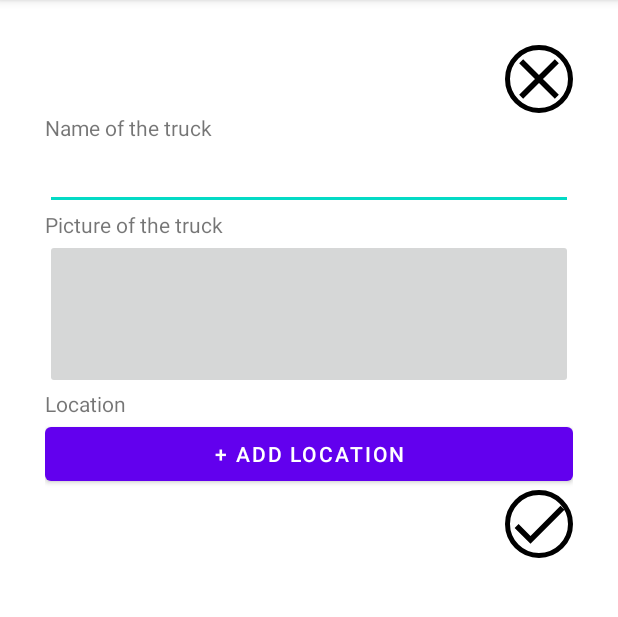
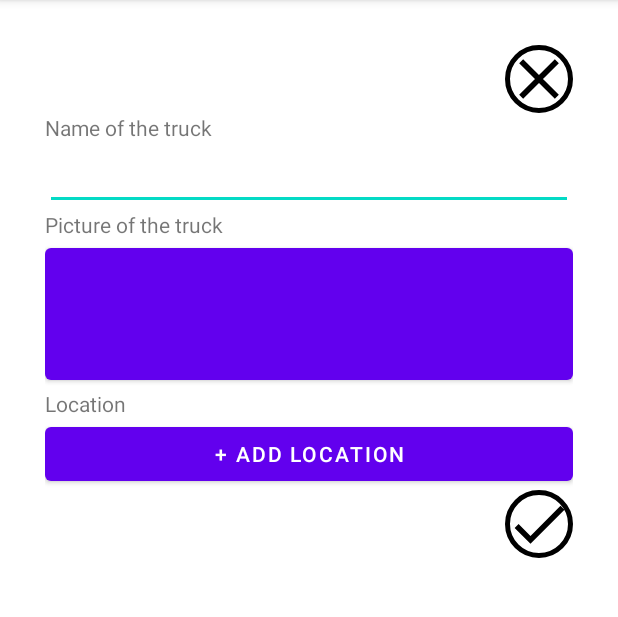
Before and after one commit to utkarshagarwal01/WheresMyTruck, an Android app: the ReportTruckActivity screen opened directly, with no data from a screen before it, on a phone screen of 412 x 824 dp, the part 84-701 px from its top. Run offline under Robolectric (Android 15) with nearby library versions, the phone set to English and light mode, and no system bars.

Commit message:
coding `ReportTruckActivity.java`

```diff
--- a/app/src/main/java/edu/illinois/cs465/wheresmytruck/ReportTruckActivity.java
+++ b/app/src/main/java/edu/illinois/cs465/wheresmytruck/ReportTruckActivity.java
@@ -3,12 +3,32 @@ package edu.illinois.cs465.wheresmytruck;
 import androidx.appcompat.app.AppCompatActivity;
 
 import android.os.Bundle;
+import android.view.View;
+import android.widget.Button;
+import android.widget.EditText;
+import android.widget.ImageButton;
+import android.widget.Toast;
 
 public class ReportTruckActivity extends AppCompatActivity {
+    EditText etTruckName;
+    Button btnAddPic;
+    ImageButton btnSubmit;
 
     @Override
     protected void onCreate(Bundle savedInstanceState) {
         super.onCreate(savedInstanceState);
         setContentView(R.layout.activity_report_truck);
+
+        etTruckName = (EditText) findViewById(R.id.et_add_truck_name);
+        btnAddPic = (Button) findViewById(R.id.btn_add_truck_pic);
+        btnSubmit = (ImageButton) findViewById(R.id.btn_submit_report_truck);
+
+        btnSubmit.setOnClickListener(this::onSubmit);
+    }
+
+    public void onSubmit(View v) {
+        String truckName = etTruckName.getText().toString();
+        Toast msg = Toast.makeText(getBaseContext(), truckName, Toast.LENGTH_LONG);
+        msg.show();
     }
 }
--- a/app/src/main/res/layout/activity_report_truck.xml
+++ b/app/src/main/res/layout/activity_report_truck.xml
@@ -20,14 +20,14 @@
             android:layout_height="wrap_content" android:layout_width="match_parent"
             android:text="Name of the truck"/>
         <EditText
-            android:id="@+id/txt_add_truck_name"
+            android:id="@+id/et_add_truck_name"
             android:layout_height="wrap_content" android:layout_width="match_parent"
             android:autofillHints=""
             android:inputType="text" />
         <TextView
             android:layout_height="wrap_content" android:layout_width="match_parent"
             android:text="Picture of the truck"/>
-        <ImageButton
+        <Button
             android:id="@+id/btn_add_truck_pic"
             android:layout_height="100dp" android:layout_width="match_parent"
             android:contentDescription="Take a picture of the truck."/>
@@ -42,7 +42,6 @@
             android:id="@+id/btn_submit_report_truck"
             style="@style/ButtonMain"
             android:src="@drawable/ic_baseline_done_24"
-            android:background="@drawable/circle_button_bg"
             android:layout_gravity="right"
             android:contentDescription="Submit" />
     </LinearLayout>
```
